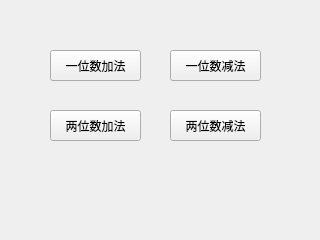
JerryChouHi/Python, file GreateWall/ChooseTopicType.ui: the form before one commit.
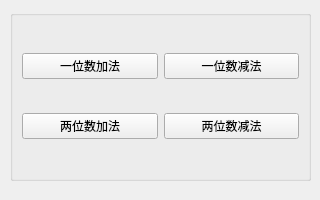
The form after the commit.

Commit message: Optimize UI display.

```diff
--- a/GreateWall/ChooseTopicType.ui
+++ b/GreateWall/ChooseTopicType.ui
@@ -7,64 +7,61 @@
     <x>0</x>
     <y>0</y>
     <width>320</width>
-    <height>240</height>
+    <height>200</height>
    </rect>
   </property>
+  <property name="minimumSize">
+   <size>
+    <width>320</width>
+    <height>200</height>
+   </size>
+  </property>
   <property name="windowTitle">
    <string>选择题目类型</string>
   </property>
   <widget class="QWidget" name="centralwidget">
+   <widget class="QGroupBox" name="groupBox">
+    <property name="geometry">
+     <rect>
+      <x>10</x>
+      <y>10</y>
+      <width>301</width>
+      <height>171</height>
+     </rect>
+    </property>
+    <property name="title">
+     <string/>
+    </property>
+    <layout class="QGridLayout" name="gridLayout">
+     <item row="0" column="0">
    <widget class="QPushButton" name="pushButton_1plus">
-    <property name="geometry">
-     <rect>
-      <x>50</x>
-      <y>50</y>
-      <width>91</width>
-      <height>31</height>
-     </rect>
-    </property>
     <property name="text">
      <string>一位数加法</string>
     </property>
    </widget>
+     </item>
+     <item row="0" column="1">
    <widget class="QPushButton" name="pushButton_1sub">
-    <property name="geometry">
-     <rect>
-      <x>170</x>
-      <y>50</y>
-      <width>91</width>
-      <height>31</height>
-     </rect>
-    </property>
     <property name="text">
      <string>一位数减法</string>
     </property>
    </widget>
+     </item>
+     <item row="1" column="0">
    <widget class="QPushButton" name="pushButton_2plus">
-    <property name="geometry">
-     <rect>
-      <x>50</x>
-      <y>110</y>
-      <width>91</width>
-      <height>31</height>
-     </rect>
-    </property>
     <property name="text">
      <string>两位数加法</string>
     </property>
    </widget>
+     </item>
+     <item row="1" column="1">
    <widget class="QPushButton" name="pushButton_2sub">
-    <property name="geometry">
-     <rect>
-      <x>170</x>
-      <y>110</y>
-      <width>91</width>
-      <height>31</height>
-     </rect>
-    </property>
     <property name="text">
      <string>两位数减法</string>
     </property>
+      </widget>
+     </item>
+    </layout>
    </widget>
   </widget>
  </widget>
```
Lines whose indentation alone changed are shown as unchanged. The commit also changes 4 other files.
